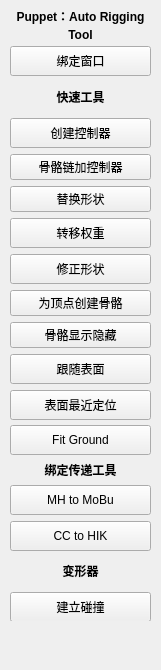
Qt form rig/mx_rig_tools.ui (benject/mx_toolpack) before a commit.
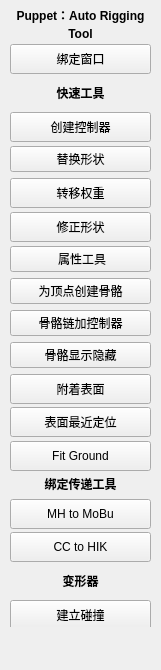
The same form after that commit.

Diff of the .ui file:
```diff
--- a/rig/mx_rig_tools.ui
+++ b/rig/mx_rig_tools.ui
@@ -24,14 +24,14 @@
      <x>10</x>
      <y>10</y>
      <width>141</width>
-     <height>611</height>
+     <height>617</height>
     </rect>
    </property>
    <layout class="QGridLayout" name="gridLayout">
     <property name="spacing">
      <number>6</number>
     </property>
-    <item row="11" column="0">
+    <item row="12" column="0">
      <widget class="QPushButton" name="pushButton_7">
       <property name="minimumSize">
        <size>
@@ -52,7 +52,7 @@
        </font>
       </property>
       <property name="text">
-       <string>跟随表面</string>
+       <string>附着表面</string>
       </property>
      </widget>
     </item>
@@ -69,70 +69,6 @@
       </property>
      </widget>
     </item>
-    <item row="17" column="0">
-     <widget class="QPushButton" name="pushButton_5">
-      <property name="sizePolicy">
-       <sizepolicy hsizetype="Preferred" vsizetype="Minimum">
-        <horstretch>0</horstretch>
-        <verstretch>0</verstretch>
-       </sizepolicy>
-      </property>
-      <property name="minimumSize">
-       <size>
-        <width>100</width>
-        <height>30</height>
-       </size>
-      </property>
-      <property name="maximumSize">
-       <size>
-        <width>16777215</width>
-        <height>30</height>
-       </size>
-      </property>
-      <property name="font">
-       <font>
-        <family>Arial</family>
-        <pointsize>9</pointsize>
-       </font>
-      </property>
-      <property name="text">
-       <string>CC to HIK</string>
-      </property>
-      <property name="autoExclusive">
-       <bool>false</bool>
-      </property>
-     </widget>
-    </item>
-    <item row="15" column="0">
-     <widget class="QLabel" name="label_5">
-      <property name="minimumSize">
-       <size>
-        <width>80</width>
-        <height>0</height>
-       </size>
-      </property>
-      <property name="maximumSize">
-       <size>
-        <width>16777215</width>
-        <height>30</height>
-       </size>
-      </property>
-      <property name="font">
-       <font>
-        <family>Arial</family>
-        <pointsize>9</pointsize>
-        <weight>75</weight>
-        <bold>true</bold>
-       </font>
-      </property>
-      <property name="text">
-       <string>绑定传递工具</string>
-      </property>
-      <property name="alignment">
-       <set>Qt::AlignCenter</set>
-      </property>
-     </widget>
-    </item>
     <item row="6" column="0">
      <widget class="QPushButton" name="pushButton_1">
       <property name="sizePolicy">
@@ -164,7 +100,7 @@
       </property>
      </widget>
     </item>
-    <item row="10" column="0">
+    <item row="11" column="0">
      <widget class="QPushButton" name="pushButton_9">
       <property name="font">
        <font>
@@ -177,7 +113,7 @@
       </property>
      </widget>
     </item>
-    <item row="16" column="0">
+    <item row="17" column="0">
      <widget class="QPushButton" name="pushButton_2">
       <property name="sizePolicy">
        <sizepolicy hsizetype="Preferred" vsizetype="Minimum">
@@ -211,10 +147,46 @@
       </property>
      </widget>
     </item>
-    <item row="12" column="0">
-     <widget class="QPushButton" name="pushButton_8">
+    <item row="16" column="0">
+     <widget class="QLabel" name="label_5">
       <property name="minimumSize">
        <size>
+        <width>80</width>
+        <height>0</height>
+       </size>
+      </property>
+      <property name="maximumSize">
+       <size>
+        <width>16777215</width>
+        <height>30</height>
+       </size>
+      </property>
+      <property name="font">
+       <font>
+        <family>Arial</family>
+        <pointsize>9</pointsize>
+        <weight>75</weight>
+        <bold>true</bold>
+       </font>
+      </property>
+      <property name="text">
+       <string>绑定传递工具</string>
+      </property>
+      <property name="alignment">
+       <set>Qt::AlignCenter</set>
+      </property>
+     </widget>
+    </item>
+    <item row="18" column="0">
+     <widget class="QPushButton" name="pushButton_5">
+      <property name="sizePolicy">
+       <sizepolicy hsizetype="Preferred" vsizetype="Minimum">
+        <horstretch>0</horstretch>
+        <verstretch>0</verstretch>
+       </sizepolicy>
+      </property>
+      <property name="minimumSize">
+       <size>
         <width>100</width>
         <height>30</height>
        </size>
@@ -231,15 +203,46 @@
         <pointsize>9</pointsize>
        </font>
       </property>
-      <property name="toolTip">
-       <string/>
+      <property name="text">
+       <string>CC to HIK</string>
       </property>
+      <property name="autoExclusive">
+       <bool>false</bool>
+      </property>
+     </widget>
+    </item>
+    <item row="3" column="0">
+     <widget class="QPushButton" name="pushButton_4">
+      <property name="sizePolicy">
+       <sizepolicy hsizetype="Preferred" vsizetype="Minimum">
+        <horstretch>0</horstretch>
+        <verstretch>0</verstretch>
+       </sizepolicy>
+      </property>
+      <property name="minimumSize">
+       <size>
+        <width>100</width>
+        <height>30</height>
+       </size>
+      </property>
+      <property name="maximumSize">
+       <size>
+        <width>16777215</width>
+        <height>30</height>
+       </size>
+      </property>
+      <property name="font">
+       <font>
+        <family>Arial</family>
+        <pointsize>9</pointsize>
+       </font>
+      </property>
       <property name="text">
-       <string>表面最近定位</string>
+       <string>创建控制器</string>
       </property>
      </widget>
     </item>
-    <item row="14" column="0">
+    <item row="15" column="0">
      <widget class="QPushButton" name="pushButton_3">
       <property name="sizePolicy">
        <sizepolicy hsizetype="Preferred" vsizetype="Minimum">
@@ -300,14 +303,8 @@
       </property>
      </widget>
     </item>
-    <item row="3" column="0">
-     <widget class="QPushButton" name="pushButton_4">
-      <property name="sizePolicy">
-       <sizepolicy hsizetype="Preferred" vsizetype="Minimum">
-        <horstretch>0</horstretch>
-        <verstretch>0</verstretch>
-       </sizepolicy>
-      </property>
+    <item row="13" column="0">
+     <widget class="QPushButton" name="pushButton_8">
       <property name="minimumSize">
        <size>
         <width>100</width>
@@ -327,7 +324,37 @@
        </font>
       </property>
       <property name="text">
-       <string>创建控制器</string>
+       <string>表面最近定位</string>
+      </property>
+     </widget>
+    </item>
+    <item row="19" column="0">
+     <widget class="QLabel" name="label_6">
+      <property name="minimumSize">
+       <size>
+        <width>80</width>
+        <height>30</height>
+       </size>
+      </property>
+      <property name="maximumSize">
+       <size>
+        <width>16777215</width>
+        <height>30</height>
+       </size>
+      </property>
+      <property name="font">
+       <font>
+        <family>Arial</family>
+        <pointsize>9</pointsize>
+        <weight>75</weight>
+        <bold>true</bold>
+       </font>
+      </property>
+      <property name="text">
+       <string>变形器</string>
+      </property>
+      <property name="alignment">
+       <set>Qt::AlignCenter</set>
       </property>
      </widget>
     </item>
@@ -362,11 +389,17 @@
       </property>
      </widget>
     </item>
-    <item row="18" column="0">
-     <widget class="QLabel" name="label_6">
+    <item row="20" column="0">
+     <widget class="QPushButton" name="pushButton">
+      <property name="sizePolicy">
+       <sizepolicy hsizetype="Preferred" vsizetype="Minimum">
+        <horstretch>0</horstretch>
+        <verstretch>0</verstretch>
+       </sizepolicy>
+      </property>
       <property name="minimumSize">
        <size>
-        <width>80</width>
+        <width>100</width>
         <height>30</height>
        </size>
       </property>
@@ -380,15 +413,10 @@
        <font>
         <family>Arial</family>
         <pointsize>9</pointsize>
-        <weight>75</weight>
-        <bold>true</bold>
        </font>
       </property>
       <property name="text">
-       <string>变形器</string>
-      </property>
-      <property name="alignment">
-       <set>Qt::AlignCenter</set>
+       <string>建立碰撞</string>
       </property>
      </widget>
     </item>
@@ -419,66 +447,6 @@
       </property>
      </widget>
     </item>
-    <item row="4" column="0">
-     <widget class="QPushButton" name="pushButton_12">
-      <property name="font">
-       <font>
-        <family>Arial</family>
-        <pointsize>9</pointsize>
-       </font>
-      </property>
-      <property name="text">
-       <string>骨骼链加控制器</string>
-      </property>
-     </widget>
-    </item>
-    <item row="19" column="0">
-     <widget class="QPushButton" name="pushButton">
-      <property name="sizePolicy">
-       <sizepolicy hsizetype="Preferred" vsizetype="Minimum">
-        <horstretch>0</horstretch>
-        <verstretch>0</verstretch>
-       </sizepolicy>
-      </property>
-      <property name="minimumSize">
-       <size>
-        <width>100</width>
-        <height>30</height>
-       </size>
-      </property>
-      <property name="maximumSize">
-       <size>
-        <width>16777215</width>
-        <height>30</height>
-       </size>
-      </property>
-      <property name="font">
-       <font>
-        <family>Arial</family>
-        <pointsize>9</pointsize>
-       </font>
-      </property>
-      <property name="toolTip">
-       <string>先选软体，再选刚体</string>
-      </property>
-      <property name="text">
-       <string>建立碰撞</string>
-      </property>
-     </widget>
-    </item>
-    <item row="5" column="0">
-     <widget class="QPushButton" name="pushButton_10">
-      <property name="font">
-       <font>
-        <family>Arial</family>
-        <pointsize>9</pointsize>
-       </font>
-      </property>
-      <property name="text">
-       <string>替换形状</string>
-      </property>
-     </widget>
-    </item>
     <item row="7" column="0">
      <widget class="QPushButton" name="pushButton_13">
       <property name="minimumSize">
@@ -498,6 +466,45 @@
       </property>
      </widget>
     </item>
+    <item row="5" column="0">
+     <widget class="QPushButton" name="pushButton_10">
+      <property name="font">
+       <font>
+        <family>Arial</family>
+        <pointsize>9</pointsize>
+       </font>
+      </property>
+      <property name="text">
+       <string>替换形状</string>
+      </property>
+     </widget>
+    </item>
+    <item row="8" column="0">
+     <widget class="QPushButton" name="pushButton_14">
+      <property name="font">
+       <font>
+        <family>Arial</family>
+        <pointsize>9</pointsize>
+       </font>
+      </property>
+      <property name="text">
+       <string> 属性工具</string>
+      </property>
+     </widget>
+    </item>
+    <item row="10" column="0">
+     <widget class="QPushButton" name="pushButton_12">
+      <property name="font">
+       <font>
+        <family>Arial</family>
+        <pointsize>9</pointsize>
+       </font>
+      </property>
+      <property name="text">
+       <string>骨骼链加控制器</string>
+      </property>
+     </widget>
+    </item>
    </layout>
   </widget>
  </widget>
```
Left out of the diff: 6 changed lines with no effect on the pictures.
